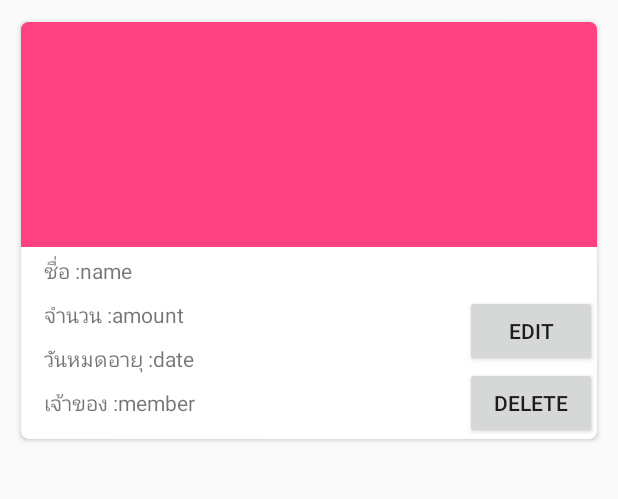
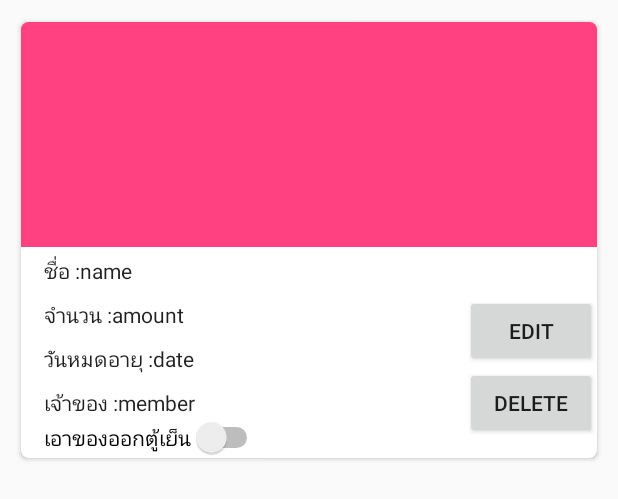
Before and after one commit to Wchindanai/Notyfi, an Android app: the layout item_cardview.xml on its own in the app's theme, with its tools: preview values and no code run, on a phone screen of 412 x 824 dp. Shown: the top 499 px of the screen. Run offline under Robolectric (Android 15) with nearby library versions, the phone set to English and light mode, and no system bars.

Commit message:
fix name when notification and add item out

```diff
--- a/app/src/main/AndroidManifest.xml
+++ b/app/src/main/AndroidManifest.xml
@@ -21,7 +21,7 @@
                 <category android:name="android.intent.category.LAUNCHER" />
             </intent-filter>
         </activity>
-        <activity android:name=".Member" />
+        <activity android:name=".Member"  />
         <activity android:name=".Register" />
         <activity android:name=".Admin" />
         <activity
--- a/app/src/main/java/dev/notify/AlarmReceiver.java
+++ b/app/src/main/java/dev/notify/AlarmReceiver.java
@@ -22,6 +22,7 @@ public class AlarmReceiver extends BroadcastReceiver {
     public void onReceive(Context context, Intent intent) {
         NotificationManager notificationManager = (NotificationManager) context.getSystemService(Context.NOTIFICATION_SERVICE);
         Intent intent1 = new Intent(context, Login.class);
+        String item = intent.getAction();
         intent1.setFlags(Intent.FLAG_ACTIVITY_CLEAR_TOP);
 
         PendingIntent contentIntent = PendingIntent.getActivity(context, 100, intent1,
@@ -31,7 +32,7 @@ public class AlarmReceiver extends BroadcastReceiver {
                 .setContentIntent(contentIntent)
                 .setSmallIcon(R.drawable.logo)
                 .setContentTitle("Notify App")
-                .setContentText("This is notification from Notify App")
+                .setContentText(item + " will be expire")
                 .setAutoCancel(true);
 
         notificationManager.notify(100, builder.build());
--- a/app/src/main/java/dev/notify/EditItem.java
+++ b/app/src/main/java/dev/notify/EditItem.java
@@ -30,7 +30,6 @@ import com.nguyenhoanglam.imagepicker.activity.ImagePicker;
 import com.nguyenhoanglam.imagepicker.activity.ImagePickerActivity;
 import com.nguyenhoanglam.imagepicker.model.Image;
 
-import org.json.JSONArray;
 import org.json.JSONException;
 import org.json.JSONObject;
 
@@ -223,7 +222,7 @@ public class EditItem extends AppCompatActivity {
             }
 
 
-            Item item = new Item(_id, name, amount, member, _rawImage, expire);
+            Item item = new Item(_id, name, amount, member, _rawImage, expire, "", false);
 
             try {
 
--- a/app/src/main/res/layout/item_cardview.xml
+++ b/app/src/main/res/layout/item_cardview.xml
@@ -31,7 +31,8 @@
                 android:layout_below="@+id/imageItem"
                 android:layout_marginStart="15dp"
                 android:layout_marginTop="5dp"
-                android:text="@string/item_label_name" />
+                android:text="@string/item_label_name"
+                android:textAppearance="@style/TextAppearance.AppCompat" />
 
             <TextView
                 android:id="@+id/data_name"
@@ -40,7 +41,8 @@
                 android:layout_alignBaseline="@+id/label_name"
                 android:layout_alignBottom="@+id/label_name"
                 android:layout_toEndOf="@+id/label_name"
-                android:text="name" />
+                android:text="name"
+                android:textAppearance="@style/TextAppearance.AppCompat" />
 
             <TextView
                 android:id="@+id/label_amount"
@@ -50,7 +52,8 @@
                 android:layout_alignStart="@+id/label_name"
                 android:layout_below="@+id/label_name"
                 android:layout_marginTop="9dp"
-                android:text="@string/item_label_amount" />
+                android:text="@string/item_label_amount"
+                android:textAppearance="@style/TextAppearance.AppCompat" />
 
             <TextView
                 android:id="@+id/data_amount"
@@ -59,7 +62,8 @@
                 android:layout_alignBaseline="@+id/label_amount"
                 android:layout_alignBottom="@+id/label_amount"
                 android:layout_toEndOf="@+id/label_amount"
-                android:text="amount" />
+                android:text="amount"
+                android:textAppearance="@style/TextAppearance.AppCompat" />
 
             <TextView
                 android:id="@+id/label_date"
@@ -68,7 +72,8 @@
                 android:layout_alignStart="@+id/label_amount"
                 android:layout_below="@+id/label_amount"
                 android:layout_marginTop="9dp"
-                android:text="@string/item_label_date" />
+                android:text="@string/item_label_date"
+                android:textAppearance="@style/TextAppearance.AppCompat" />
 
             <TextView
                 android:id="@+id/data_created"
@@ -76,7 +81,8 @@
                 android:layout_height="wrap_content"
                 android:layout_alignBaseline="@+id/label_date"
                 android:layout_toEndOf="@+id/label_date"
-                android:text="date" />
+                android:text="date"
+                android:textAppearance="@style/TextAppearance.AppCompat" />
 
             <TextView
                 android:id="@+id/label_member"
@@ -85,7 +91,8 @@
                 android:layout_alignStart="@+id/label_date"
                 android:layout_below="@+id/label_date"
                 android:layout_marginTop="9dp"
-                android:text="@string/item_label_member" />
+                android:text="@string/item_label_member"
+                android:textAppearance="@style/TextAppearance.AppCompat" />
 
             <TextView
                 android:id="@+id/data_member"
@@ -95,7 +102,8 @@
                 android:layout_alignBottom="@+id/label_member"
                 android:layout_toEndOf="@+id/label_member"
                 android:paddingBottom="10dp"
-                android:text="member" />
+                android:text="member"
+                android:textAppearance="@style/TextAppearance.AppCompat" />
 
             <Button
                 android:id="@+id/delBtn"
@@ -114,6 +122,14 @@
                 android:layout_alignParentEnd="true"
                 android:text="Edit" />
 
+            <Switch
+                android:id="@+id/switch1"
+                android:layout_width="wrap_content"
+                android:layout_height="wrap_content"
+                android:layout_below="@id/label_member"
+                android:layout_alignStart="@+id/label_amount"
+                android:text="เอาของออกตู้เย็น" />
+
         </RelativeLayout>
 
     </android.support.v7.widget.CardView>
--- a/app/src/main/res/values/styles.xml
+++ b/app/src/main/res/values/styles.xml
@@ -17,4 +17,6 @@
 
     <style name="AppTheme.PopupOverlay" parent="ThemeOverlay.AppCompat.Light" />
 
+    <style name="dialog" parent="AlertDialog.AppCompat"/>
+
 </resources>
```
Also changed, not shown: app/src/main/java/dev/notify/AddItem.java (+5 -7 lines), app/src/main/java/dev/notify/Admin.java (+8 -3 lines), app/src/main/java/dev/notify/History.java (+14 -3 lines), app/src/main/java/dev/notify/HistoryAdapter.java (+5 -3 lines), app/src/main/java/dev/notify/HistoryModel.java (+11 -1 lines), app/src/main/java/dev/notify/Item.java (+23 -4 lines), app/src/main/java/dev/notify/ItemAdapter.java (+101 -24 lines), app/src/main/java/dev/notify/Login.java (+3 -5 lines), app/src/main/java/dev/notify/Member.java (+8 -6 lines), app/src/main/res/layout/swipe_layout.xml (+14 -0 lines).
